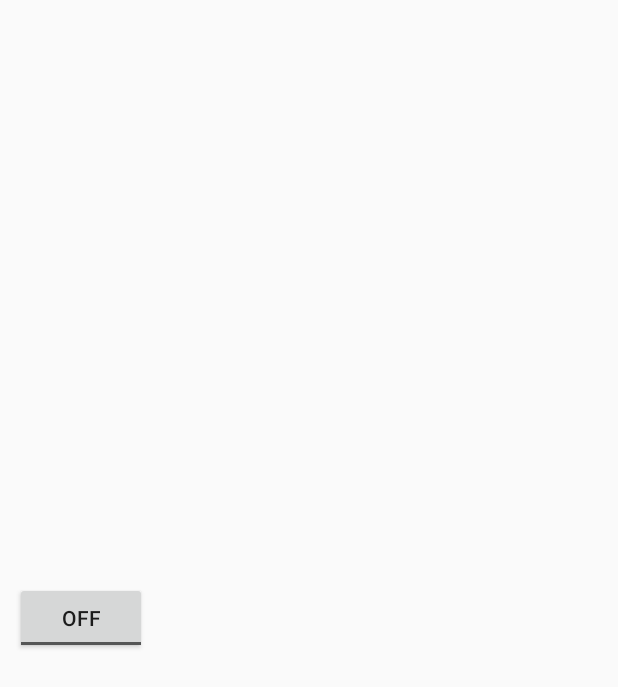
After one commit to adrienvaucard/android-finalProject-madRental, an Android app: the layout vehicle_option.xml on its own in the app's theme, with its tools: preview values and no code run, on a phone screen of 412 x 824 dp. The commit adds this screen. Shown: the top 687 px of the screen. Run offline under Robolectric (Android 15) with nearby library versions, the phone set to English and light mode, and no system bars.

Commit message:
Add ListViews to print Equipments and Options in BookingState1 Activity

```diff
--- /dev/null
+++ b/app/src/main/res/layout/vehicle_option.xml
@@ -0,0 +1,29 @@
+<?xml version="1.0" encoding="utf-8"?>
+<android.support.constraint.ConstraintLayout xmlns:android="http://schemas.android.com/apk/res/android"
+    android:layout_width="match_parent"
+    android:layout_height="match_parent"
+    xmlns:app="http://schemas.android.com/apk/res-auto">
+
+    <ToggleButton
+        android:id="@+id/saleToggleButton"
+        android:layout_width="wrap_content"
+        android:layout_height="wrap_content"
+        android:layout_marginLeft="10dp"
+        app:layout_constraintLeft_toLeftOf="parent"
+        app:layout_constraintTop_toTopOf="parent"
+        app:layout_constraintBottom_toBottomOf="parent"/>
+
+    <TextView
+        android:id="@+id/saleToggleButtonLabel"
+        android:layout_width="wrap_content"
+        android:layout_height="35dp"
+        android:gravity="center"
+        android:textSize="17sp"
+        android:textColor="#000000"
+        android:layout_marginLeft="20dp"
+        app:layout_constraintLeft_toRightOf="@id/saleToggleButton"
+        app:layout_constraintTop_toTopOf="parent"
+        app:layout_constraintBottom_toBottomOf="parent"
+        />
+
+</android.support.constraint.ConstraintLayout>
--- a/app/src/main/res/values/styles.xml
+++ b/app/src/main/res/values/styles.xml
@@ -32,4 +32,10 @@
         <item name="android:layout_marginBottom">@dimen/editTextMarginY</item>
     </style>
 
+    <style name="equipmentOptionListView" parent="@android:style/Widget.ListView">
+        <item name="android:cacheColorHint">@android:color/transparent</item>
+        <item name="android:divider">@android:color/transparent</item>
+        <item name="android:dividerHeight">0dp</item>
+    </style>
+
 </resources>
```
Also changed, not shown: app/src/main/java/com/example/adrien/madrental/BookingState1.java (+40 -3 lines), app/src/main/res/layout/activity_booking_state1.xml (+16 -22 lines), app/src/main/res/layout/vehicle_equipment.xml (added, +8 -0 lines).
